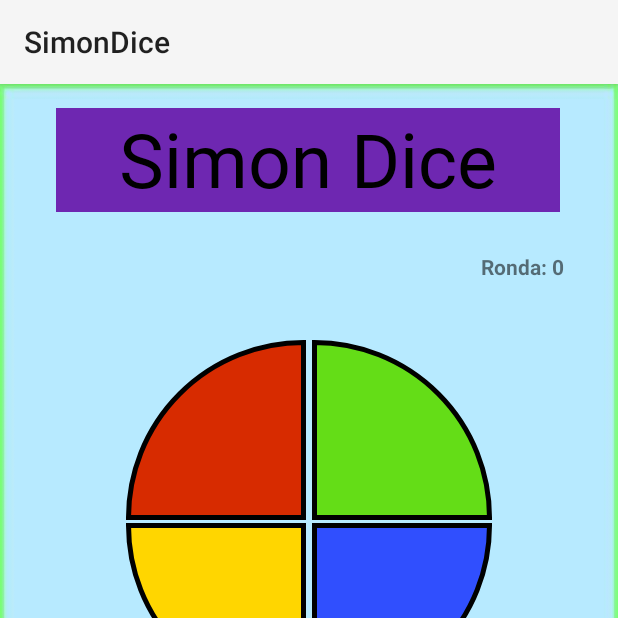
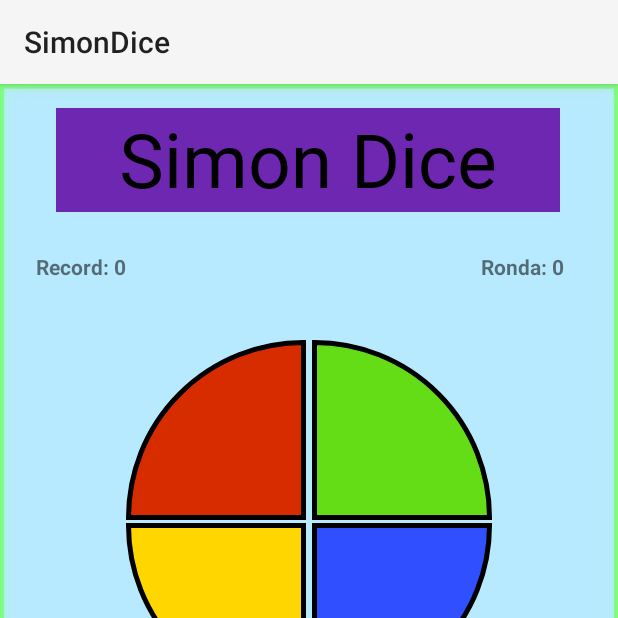
Before and after one commit to EricBorder/SimonDice, an Android app: the screen it shows after launch (MainActivity), on a phone screen of 412 x 824 dp, the top half of it. Run offline under Robolectric (Android 15) with nearby library versions, the light colour scheme and no system bars.

Commit message:
Instancio la variable del record del layout, asigno el id de la variable record del TextView, añado Observer para ver los cambios de record mientras se juega

```diff
--- a/app/src/main/java/com/example/simondice/MainActivity.kt
+++ b/app/src/main/java/com/example/simondice/MainActivity.kt
@@ -13,6 +13,7 @@ class MainActivity : AppCompatActivity() {
     // Instaciamos las variables del layout
     var rondaTextView: TextView? = null
     var tituloTextView: TextView? = null
+    var recordTextView: TextView? = null
 
     // Declaramos una variable de control para que no rompa el programa si el usuario pulsa cualquier boton antes del boton jugar
     var jugarPulsado = false
@@ -29,6 +30,9 @@ class MainActivity : AppCompatActivity() {
 
         // Asignamos el id del TQ   TextView ronda a la variable rondaTextView
         rondaTextView = findViewById(R.id.ronda)
+
+        // Asignamos el id del TQ   TextView record a la variable recordTextView
+        recordTextView = findViewById(R.id.record)
 
         //Asignamos a la varibale empezarJugar el id del boton jugar
         empezarJugar = findViewById(R.id.startButton)
@@ -73,6 +77,19 @@ class MainActivity : AppCompatActivity() {
                 }
             )
         )
+
+        //Observacion del cambio de Record
+        miModelo.liveRecord.observe(
+            this,
+            Observer(
+                fun(record: Int) {
+                    var tvRecord: TextView = findViewById(R.id.record)
+
+                    tvRecord.setText("Record: " + record)
+
+                }
+            )
+        )
     }
 
 
```
